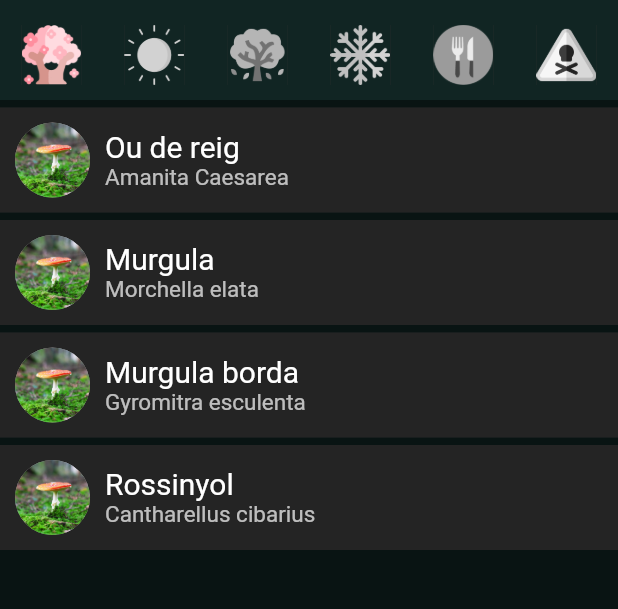
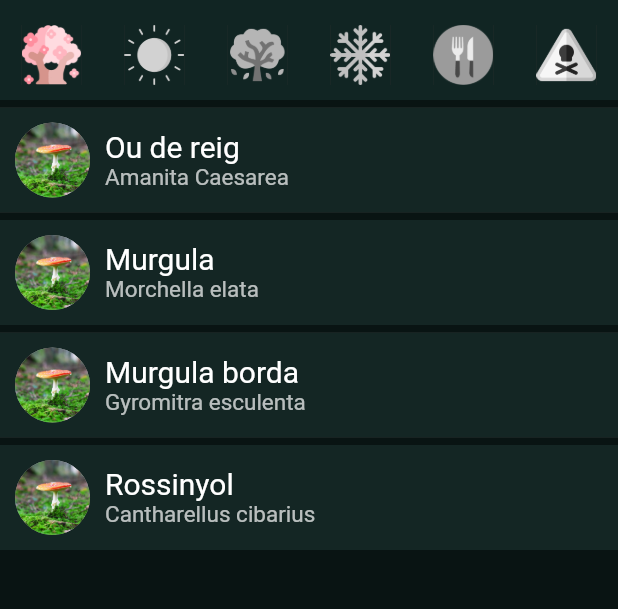
Before and after one commit to erikbg7/Boletify, a Flutter app: the screen it shows after launch, after a tap on "Primavera", on a phone screen of 412 x 824 dp, the part 59-668 px from its top. Run offline on Flutter 3.47's test engine with Material 2 defaults, Android fonts, the phone set to English and light mode, and no system bars; our stand-ins replace bloc, cloud_firestore, equatable, firebase_core, flutter_bloc, image_picker; missing offline and left inert: tflite; accounts and stored records are empty.

Commit message:
Define Boletify colors + fix some positioning for larger screens :lipstick:

```diff
--- a/lib/app/app_theme.dart
+++ b/lib/app/app_theme.dart
@@ -1,15 +1,13 @@
 import 'package:flutter/material.dart';
-
-// Interesting colors to work with
-//  Green floating button Color(0xFF00B47B),
+import 'package:futter_project_tfg/colors.dart';
 
 ThemeData buildThemeData() {
   return ThemeData(
       primarySwatch: Colors.grey,
       brightness: Brightness.dark,
       primaryColor: Colors.black,
-      scaffoldBackgroundColor: Color(0xFF112523),
-      appBarTheme: AppBarTheme(color: Color(0xFF112523), shadowColor: Colors.transparent),
+      scaffoldBackgroundColor: BoletifyColors.green900,
+      appBarTheme: AppBarTheme(color: BoletifyColors.green900, shadowColor: Colors.transparent),
       floatingActionButtonTheme: FloatingActionButtonThemeData(
           highlightElevation: 10.0,
           elevation: 10.0,
--- /dev/null
+++ b/lib/colors.dart
@@ -0,0 +1,30 @@
+import 'package:flutter/material.dart';
+
+class BoletifyColors {
+
+  static const Color green900 = Color(0xFF112523);
+  static const Color green500 = Color(0xFF183A26);
+  static const Color textSplitter = Color(0xFF00C6FF);
+  static const Color sectionSplitter = Colors.greenAccent;
+
+
+// Interesting colors to work with
+//  Green floating button Color(0xFF00B47B),
+
+//  static const Color white50 = Color(0xFFFFFFFF);
+//
+//  static const Color black800 = Color(0xFF121212);
+//  static const Color black900 = Color(0xFF000000);
+//
+//  static const Color blue50 = Color(0xFFEEF0F2);
+//  static const Color blue100 = Color(0xFFD2DBE0);
+//  static const Color blue200 = Color(0xFFADBBC4);
+//  static const Color blue300 = Color(0xFF8CA2AE);
+//  static const Color blue600 = Color(0xFF4A6572);
+//  static const Color blue700 = Color(0xFF344955);
+//  static const Color blue800 = Color(0xFF232F34);
+//
+//  static const Color orange300 = Color(0xFFFBD790);
+//  static const Color orange400 = Color(0xFFF9BE64);
+//  static const Color orange500 = Color(0xFFF9AA33);
+}
--- a/lib/screens/detail/components/detail_background.dart
+++ b/lib/screens/detail/components/detail_background.dart
@@ -3,9 +3,12 @@ import 'package:flutter/material.dart';
 class DetailBackground extends StatelessWidget {
   @override
   Widget build(BuildContext context) {
+
+    final Size size = MediaQuery.of(context).size;
+
     return Container(
-      width: double.infinity,
-      height: 250.0,
+      width: size.width,
+      height: size.height * 0.35,
       decoration: BoxDecoration(
         color: Colors.black,
         image: DecorationImage(
--- a/lib/screens/detail/components/detail_card.dart
+++ b/lib/screens/detail/components/detail_card.dart
@@ -18,7 +18,6 @@ class DetailCard extends StatelessWidget {
       height: size.height * 0.25,
       decoration: BoxDecoration(
         color: Color(0xFF183A26),
-
         borderRadius: new BorderRadius.circular(8.0),
         boxShadow: <BoxShadow>[
           new BoxShadow(
--- a/lib/screens/detail/detail_screen.dart
+++ b/lib/screens/detail/detail_screen.dart
@@ -11,8 +11,6 @@ import 'package:futter_project_tfg/screens/detail/components/detail_background.d
 class DetailScreen extends StatelessWidget {
   final File image;
   final MushroomInfo mushroom;
-  final String notFoundMessage =
-      'No hi ha informació disponible per aquest bolet actualment';
 
   const DetailScreen({Key? key, required this.image, required this.mushroom})
       : super(key: key);
@@ -34,7 +32,7 @@ class DetailScreen extends StatelessWidget {
               ],
             ),
             Align(
-              alignment: FractionalOffset(0.5, 0.31),
+              alignment: FractionalOffset(0.5, 0.21),
               child: DetailThumbnail(),
             ),
           ],
--- a/lib/screens/home/home_screen.dart
+++ b/lib/screens/home/home_screen.dart
@@ -1,4 +1,5 @@
 import 'package:flutter/material.dart';
+import 'package:futter_project_tfg/colors.dart';
 import 'package:futter_project_tfg/screens/detail/components/detail_background.dart';
 import 'package:futter_project_tfg/screens/home/components/home_icons_list.dart';
 import 'package:futter_project_tfg/screens/home/components/home_search_button.dart';
@@ -13,24 +14,24 @@ class HomeScreen extends StatelessWidget {
         body: Container(
           height: double.infinity,
           width: double.infinity,
-          color: Color(0xFF112523),
+          color: BoletifyColors.green900,
           child: Stack(
             children: [
               DetailBackground(),
               Align(
-                alignment: FractionalOffset(0.5, 0.1),
+                alignment: FractionalOffset(0.5, 0.07),
                 child: HomeTitle(),
               ),
               Align(
-                alignment: FractionalOffset(0.5, 0.36),
+                alignment: FractionalOffset(0.5, 0.29),
                 child: HomeSearchButton(),
               ),
               Align(
-                alignment: FractionalOffset(0.5, 0.6),
+                alignment: FractionalOffset(0.5, 0.49),
                 child: HomeIconsList(),
               ),
               Align(
-                alignment: FractionalOffset(0.5, 0.93),
+                alignment: FractionalOffset(0.5, 0.8),
                 child: SecurityDisclaimer(),
               ),
             ],
--- a/lib/screens/search/components/filter_button.dart
+++ b/lib/screens/search/components/filter_button.dart
@@ -2,6 +2,7 @@ import 'package:flutter/cupertino.dart';
 import 'package:flutter/material.dart';
 import 'package:flutter_bloc/flutter_bloc.dart';
 import 'package:futter_project_tfg/bloc/filter/filters_bloc.dart';
+import 'package:futter_project_tfg/colors.dart';
 import 'package:futter_project_tfg/models/tag_model.dart';
 import 'package:futter_project_tfg/widgets/black_white_filter.dart';
 
@@ -25,7 +26,7 @@ class FilterButton extends StatelessWidget {
       child: InkWell(
         onTap: () => BlocProvider.of<SearchFilterBloc>(context).add(event),
         child: Container(
-          color: Color(0xFF112523),
+          color: BoletifyColors.green900,
           child: BlackWhiteFilter(
             isFilterActive: isActive,
             child: Image.asset(imageUrl),
--- a/lib/screens/search/components/search_tile.dart
+++ b/lib/screens/search/components/search_tile.dart
@@ -1,6 +1,7 @@
 import 'dart:io';
 
 import 'package:flutter/material.dart';
+import 'package:futter_project_tfg/colors.dart';
 import 'package:futter_project_tfg/models/mushroom_info_model.dart';
 import 'package:futter_project_tfg/screens/detail/detail_screen.dart';
 import 'package:futter_project_tfg/utils/utils.dart';
@@ -21,7 +22,7 @@ class SearchTile extends StatelessWidget {
         child: Container(
           padding: EdgeInsets.symmetric(vertical: 10, horizontal: 10),
           width: double.infinity,
-          color: Colors.black26,
+          color: BoletifyColors.green900.withOpacity(0.9),
           child: Row(
             mainAxisAlignment: MainAxisAlignment.start,
             children: [
--- a/lib/screens/settings/settings_screen.dart
+++ b/lib/screens/settings/settings_screen.dart
@@ -1,4 +1,5 @@
 import 'package:flutter/material.dart';
+import 'package:futter_project_tfg/colors.dart';
 import 'package:futter_project_tfg/config/settings_config.dart';
 import 'package:futter_project_tfg/utils/utils.dart';
 import 'package:futter_project_tfg/models/settings_model.dart';
@@ -38,7 +39,7 @@ class SettingsSplitter extends StatelessWidget {
     return Container(
         width: double.infinity,
         height: 2,
-        color: Colors.greenAccent.withOpacity(0.5),
+        color: BoletifyColors.sectionSplitter.withOpacity(0.5),
         margin: EdgeInsets.symmetric(vertical: 10));
   }
 }
--- a/lib/widgets/divider_text_short.dart
+++ b/lib/widgets/divider_text_short.dart
@@ -1,4 +1,5 @@
 import 'package:flutter/cupertino.dart';
+import 'package:futter_project_tfg/colors.dart';
 
 class DividerTextShort extends StatelessWidget {
   final double top;
@@ -12,7 +13,7 @@ class DividerTextShort extends StatelessWidget {
     return Container(
       width: 24.0,
       height: 2.0,
-      color: const Color(0xFF00C6FF),
+      color: BoletifyColors.textSplitter,
       margin: EdgeInsets.only(top: top, bottom: bottom),
     );
   }
--- a/lib/widgets/security_disclaimer.dart
+++ b/lib/widgets/security_disclaimer.dart
@@ -4,7 +4,12 @@ import 'package:flutter/material.dart';
 class SecurityDisclaimer extends StatelessWidget {
   @override
   Widget build(BuildContext context) {
+
+    final Size size = MediaQuery.of(context).size;
+
     return Container(
+      width: size.width,
+      height: size.height*0.15,
       margin: EdgeInsets.symmetric(vertical: 20, horizontal: 0),
       padding: EdgeInsets.all(10),
       color: Colors.grey.withOpacity(0.15),
```
